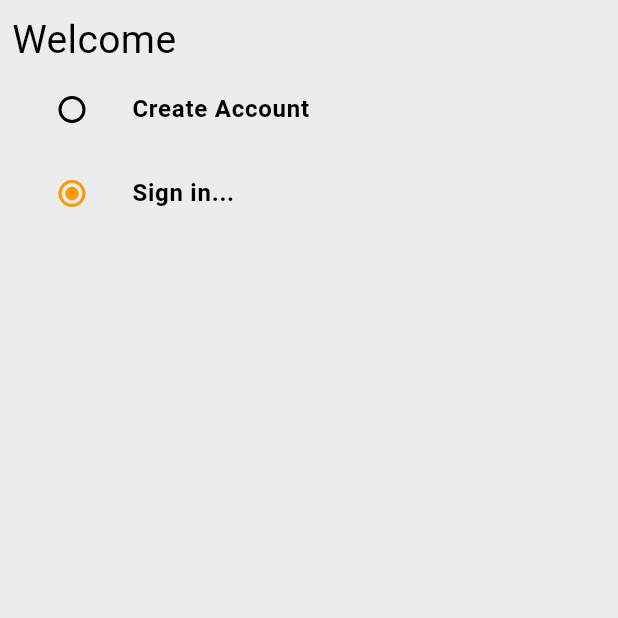
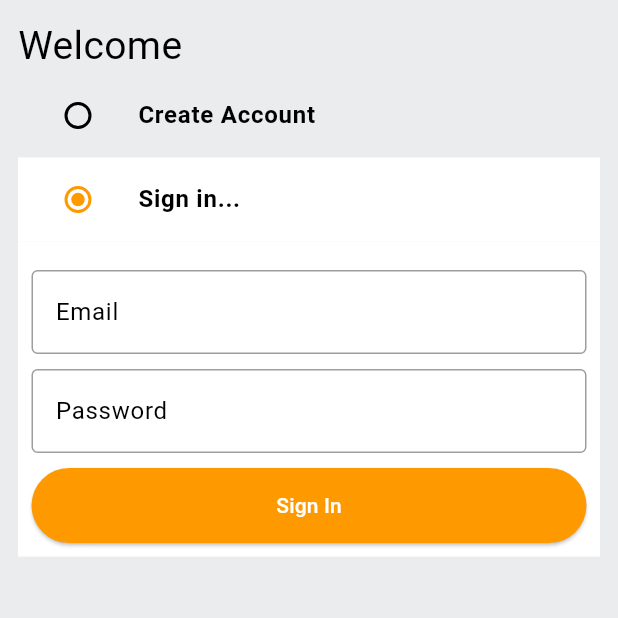
Before and after one commit to muproject990/amazonclone, a Flutter app: the screen it shows after launch, on a phone screen of 412 x 824 dp, the top half of it. Run offline on Flutter 3.47's test engine with Material 3 defaults, Android fonts, the phone set to English and light mode, and no system bars.

Commit message:
sign in ui is also implemented

```diff
--- a/lib/common/widgets/custom_textfield.dart
+++ b/lib/common/widgets/custom_textfield.dart
@@ -2,13 +2,18 @@ import 'package:flutter/material.dart';
 
 class CustomTextfield extends StatelessWidget {
   final String hintText;
+  final bool obscureText;
   final TextEditingController controller;
-  const CustomTextfield(
-      {super.key, required this.controller, required this.hintText});
+  CustomTextfield(
+      {super.key,
+      required this.controller,
+      required this.hintText,
+      this.obscureText = false});
 
   @override
   Widget build(BuildContext context) {
     return TextFormField(
+      obscureText: obscureText,
       controller: controller,
       decoration: InputDecoration(
         hintText: hintText,
--- a/lib/features/auth/screens/auth-screen.dart
+++ b/lib/features/auth/screens/auth-screen.dart
@@ -38,7 +38,7 @@ class _AuthScreenState extends State<AuthScreen> {
       backgroundColor: GlobalVariables.greyBackgroundCOlor,
       body: SafeArea(
           child: Padding(
-        padding: const EdgeInsets.all(8),
+        padding: const EdgeInsets.all(12),
         child: Column(
           crossAxisAlignment: CrossAxisAlignment.start,
           children: [
@@ -87,6 +87,7 @@ class _AuthScreenState extends State<AuthScreen> {
                       const SizedBox(height: 10),
                       CustomTextfield(
                         controller: _passwordController,
+                        obscureText: true,
                         hintText: "Password",
                       ),
                       const SizedBox(height: 10),
@@ -99,6 +100,9 @@ class _AuthScreenState extends State<AuthScreen> {
                 ),
               ),
             ListTile(
+              tileColor: _authMode == Auth.signin
+                  ? GlobalVariables.backgroundColor
+                  : GlobalVariables.greyBackgroundCOlor,
               title: const Text(
                 "Sign in...",
                 style: TextStyle(
@@ -115,7 +119,35 @@ class _AuthScreenState extends State<AuthScreen> {
                   });
                 },
               ),
-            )
+            ),
+            if (_authMode == Auth.signin)
+              Container(
+                padding: const EdgeInsets.all(9),
+                color: GlobalVariables.backgroundColor,
+                child: Form(
+                  key: _signInformKey,
+                  child: Column(
+                    children: [
+                      const SizedBox(height: 10),
+                      CustomTextfield(
+                        controller: _emailController,
+                        hintText: "Email",
+                      ),
+                      const SizedBox(height: 10),
+                      CustomTextfield(
+                        controller: _passwordController,
+                        hintText: "Password",
+                        obscureText: true,
+                      ),
+                      const SizedBox(height: 10),
+                      CustomButton(
+                        text: "Sign In",
+                        onTap: () {},
+                      )
+                    ],
+                  ),
+                ),
+              ),
           ],
         ),
       )),
```
